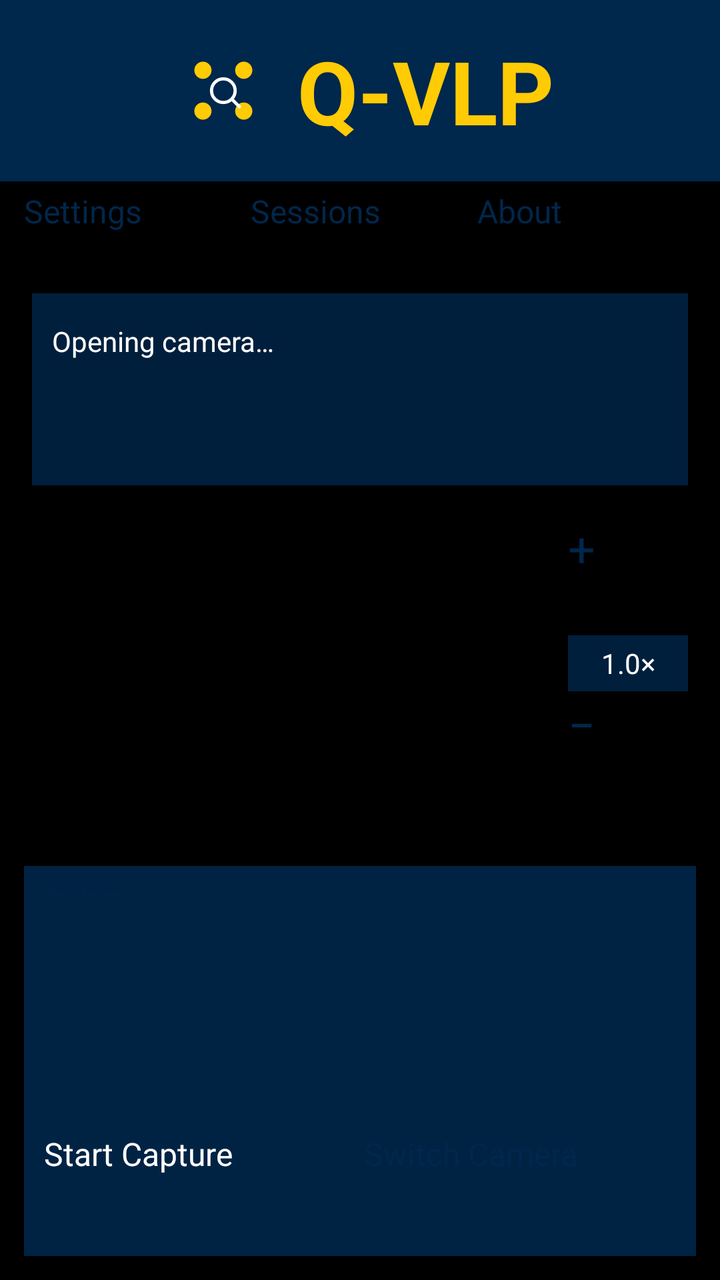
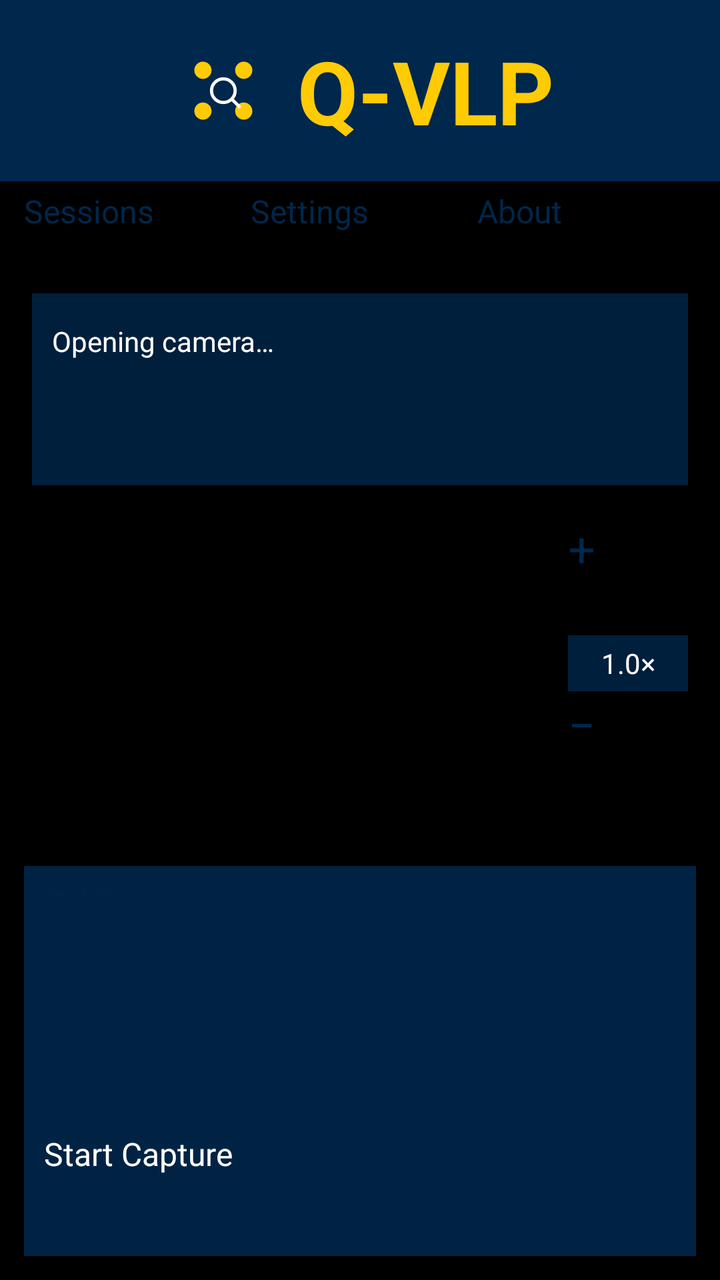

An Android layout rendered at two revisions. The XML below is the earlier revision; the diff shows what the commit changed to produce the second picture.
<!-- AndroidManifest.xml: activity theme Theme.App.Starting -->
<!-- res/layout/activity_main.xml -->
<?xml version="1.0" encoding="utf-8"?>
<FrameLayout xmlns:android="http://schemas.android.com/apk/res/android"
    android:id="@+id/preview_frame"
    android:layout_width="match_parent"
    android:layout_height="match_parent"
    android:background="@android:color/black">

    <TextureView
        android:id="@+id/viewFinder"
        android:layout_width="match_parent"
        android:layout_height="match_parent"
        android:importantForAccessibility="no" />

    
    <ScrollView
        android:layout_width="match_parent"
        android:layout_height="match_parent"
        android:fillViewport="true">
        <LinearLayout
            android:layout_width="match_parent"
            android:layout_height="wrap_content"
            android:orientation="vertical">

            <LinearLayout
                android:id="@+id/title_container"
                android:layout_width="match_parent"
                android:layout_height="wrap_content"
                android:orientation="horizontal"
                android:gravity="center"
                android:paddingVertical="16dp"
                android:paddingHorizontal="12dp"
                android:background="@color/darkBlue"
                android:elevation="4dp"
                android:focusable="true"
                android:contentDescription="@string/open_project_website"
                android:foreground="?android:attr/selectableItemBackground">
                <ImageView
                    android:layout_width="58dp"
                    android:layout_height="58dp"
                    android:src="@drawable/qvlp_icon"
                    android:scaleType="fitCenter"
                    android:importantForAccessibility="no" />
                <TextView
                    android:layout_width="wrap_content"
                    android:layout_height="wrap_content"
                    android:text="@string/app_name"
                    android:textSize="44sp"
                    android:textStyle="bold"
                    android:textColor="@color/yellow"
                    android:paddingStart="8dp"
                    android:paddingEnd="0dp" />
            </LinearLayout>

            <LinearLayout
                android:id="@+id/top_controls_container"
                android:layout_width="match_parent"
                android:layout_height="wrap_content"
                android:orientation="horizontal"
                android:gravity="center"
                android:paddingHorizontal="12dp"
                android:paddingVertical="4dp">
                <Button
                    android:id="@+id/settingsButton"
                    android:layout_width="0dp"
                    android:layout_weight="1"
                    android:layout_height="wrap_content"
                    android:minHeight="48dp"
                    android:minWidth="0dp"
                    android:text="@string/settings"
                    android:textAllCaps="false"
                    android:textSize="16sp"
                    android:backgroundTint="@color/yellow"
                    android:textColor="@color/darkBlue" />
                <Button
                    android:id="@+id/sessionsButton"
                    android:layout_width="0dp"
                    android:layout_weight="1"
                    android:layout_height="wrap_content"
                    android:minHeight="48dp"
                    android:minWidth="0dp"
                    android:layout_marginHorizontal="4dp"
                    android:text="@string/sessions"
                    android:textAllCaps="false"
                    android:textSize="16sp"
                    android:backgroundTint="@color/yellow"
                    android:textColor="@color/darkBlue" />
                <Button
                    android:id="@+id/aboutButton"
                    android:layout_width="0dp"
                    android:layout_weight="1"
                    android:layout_height="wrap_content"
                    android:minHeight="48dp"
                    android:minWidth="0dp"
                    android:text="@string/about"
                    android:textAllCaps="false"
                    android:textSize="16sp"
                    android:backgroundTint="@color/yellow"
                    android:textColor="@color/darkBlue" />
            </LinearLayout>

            <TextView
                android:id="@+id/captureStatus"
                android:layout_width="match_parent"
                android:layout_height="wrap_content"
                android:minHeight="48dp"
                android:layout_marginHorizontal="16dp"
                android:padding="10dp"
                android:gravity="center_vertical"
                android:background="#CC00274C"
                android:text="@string/camera_starting"
                android:textColor="@android:color/white"
                android:textSize="14sp"
                android:focusable="true"
                android:clickable="true"
                android:foreground="?android:attr/selectableItemBackground" />

            <TextView
                android:id="@+id/storageStatus"
                android:layout_width="match_parent"
                android:layout_height="wrap_content"
                android:minHeight="48dp"
                android:layout_marginHorizontal="16dp"
                android:padding="10dp"
                android:background="#CC00274C"
                android:textColor="@android:color/white"
                android:textSize="14sp"
                android:focusable="true"
                android:clickable="true"
                android:foreground="?android:attr/selectableItemBackground" />

            <LinearLayout
                android:layout_width="match_parent"
                android:layout_height="176dp"
                android:layout_weight="1"
                android:orientation="horizontal"
                android:gravity="end|center_vertical"
                android:paddingEnd="16dp"
                android:paddingStart="16dp">
                <LinearLayout
                    android:layout_width="60dp"
                    android:layout_height="wrap_content"
                    android:orientation="vertical"
                    android:gravity="center">
                    <Button
                        android:id="@+id/zoomInButton"
                        android:layout_width="60dp"
                        android:layout_height="60dp"
                        android:minWidth="0dp"
                        android:padding="0dp"
                        android:text="+"
                        android:textSize="24sp"
                        android:contentDescription="@string/maximize_camera"
                        android:backgroundTint="@color/yellow"
                        android:textColor="@color/darkBlue" />
                    <TextView
                        android:id="@+id/zoomLevel"
                        android:layout_width="match_parent"
                        android:layout_height="wrap_content"
                        android:minHeight="28dp"
                        android:gravity="center"
                        android:background="#CC00274C"
                        android:text="@string/default_zoom"
                        android:textColor="@android:color/white"
                        android:textSize="14sp"
                        android:accessibilityLiveRegion="polite" />
                    <Button
                        android:id="@+id/zoomOutButton"
                        android:layout_width="60dp"
                        android:layout_height="60dp"
                        android:minWidth="0dp"
                        android:padding="0dp"
                        android:text="−"
                        android:textSize="24sp"
                        android:contentDescription="@string/minimize_camera"
                        android:backgroundTint="@color/yellow"
                        android:textColor="@color/darkBlue" />
                </LinearLayout>
            </LinearLayout>

            <LinearLayout
                android:id="@+id/button_container"
                android:layout_width="match_parent"
                android:layout_height="wrap_content"
                android:orientation="vertical"
                android:gravity="center"
                android:layout_margin="12dp"
                android:padding="10dp"
                android:background="#E600274C">
                <Button
                    android:id="@+id/positionButton"
                    android:layout_width="match_parent"
                    android:layout_height="wrap_content"
                    android:minHeight="48dp"
                    android:text="@string/choose_position"
                    android:textAllCaps="false"
                    android:backgroundTint="@color/yellow"
                    android:textColor="@color/darkBlue" />
                <TextView
                    android:id="@+id/positionCoordinates"
                    android:layout_width="match_parent"
                    android:layout_height="wrap_content"
                    android:gravity="center"
                    android:padding="4dp"
                    android:textColor="@android:color/white"
                    android:textSize="14sp" />
                <TextView
                    android:id="@+id/burstStatus"
                    android:layout_width="match_parent"
                    android:layout_height="wrap_content"
                    android:minHeight="48dp"
                    android:gravity="center"
                    android:padding="6dp"
                    android:textColor="@android:color/white"
                    android:textSize="14sp"
                    android:foreground="?android:attr/selectableItemBackground"
                    android:accessibilityLiveRegion="polite" />
                <ProgressBar
                    android:id="@+id/captureProgress"
                    style="?android:attr/progressBarStyleHorizontal"
                    android:layout_width="match_parent"
                    android:layout_height="wrap_content"
                    android:visibility="gone"
                    android:progressTint="@color/yellow" />
                <LinearLayout
                    android:layout_width="match_parent"
                    android:layout_height="wrap_content"
                    android:orientation="horizontal">
                    <Button
                        android:id="@+id/startCaptureButton"
                        android:layout_width="0dp"
                        android:layout_weight="1"
                        android:layout_height="wrap_content"
                        android:minHeight="52dp"
                        android:text="@string/start_capture"
                        android:textAllCaps="false"
                        android:textSize="16sp"
                        android:backgroundTint="@color/green"
                        android:textColor="@android:color/white" />
                    <Button
                        android:id="@+id/switchCameraButton"
                        android:layout_width="0dp"
                        android:layout_weight="1"
                        android:layout_height="wrap_content"
                        android:minHeight="52dp"
                        android:layout_marginStart="4dp"
                        android:text="@string/switch_camera"
                        android:textAllCaps="false"
                        android:textSize="16sp"
                        android:backgroundTint="@color/yellow"
                        android:textColor="@color/darkBlue" />
                </LinearLayout>
                <LinearLayout
                    android:id="@+id/resultActions"
                    android:layout_width="match_parent"
                    android:layout_height="wrap_content"
                    android:orientation="horizontal"
                    android:visibility="gone">
                    <Button
                        android:id="@+id/repeatCaptureButton"
                        android:layout_width="0dp"
                        android:layout_weight="1"
                        android:layout_height="wrap_content"
                        android:minHeight="48dp"
                        android:text="@string/repeat_capture"
                        android:textAllCaps="false"
                        android:backgroundTint="@color/yellow"
                        android:textColor="@color/darkBlue" />
                    <Button
                        android:id="@+id/nextPositionButton"
                        android:layout_width="0dp"
                        android:layout_weight="1"
                        android:layout_height="wrap_content"
                        android:minHeight="48dp"
                        android:layout_marginStart="4dp"
                        android:text="@string/next_position"
                        android:textAllCaps="false"
                        android:backgroundTint="@color/yellow"
                        android:textColor="@color/darkBlue" />
                </LinearLayout>
            </LinearLayout>
        </LinearLayout>
    </ScrollView>
</FrameLayout>
<!-- resources referenced by this layout -->
<resources>
  <color name="darkBlue">#00274C</color>
  <color name="green">#006600</color>
  <color name="yellow">#FFCB05</color>
  <!-- drawable qvlp_icon (drawable) -->
  <vector xmlns:android="http://schemas.android.com/apk/res/android"
      android:width="108dp" android:height="108dp"
      android:viewportWidth="108" android:viewportHeight="108">
      <path android:fillColor="#00274C" android:pathData="M0,0h108v108h-108z" />
      <path android:fillColor="#FFCB05"
          android:pathData="M35,27a8,8 0,1 0,0 16a8,8 0,1 0,0 -16M73,27a8,8 0,1 0,0 16a8,8 0,1 0,0 -16M35,65a8,8 0,1 0,0 16a8,8 0,1 0,0 -16M73,65a8,8 0,1 0,0 16a8,8 0,1 0,0 -16" />
      <path android:fillColor="#00000000" android:strokeColor="#FFFFFF"
          android:strokeWidth="3" android:strokeLineCap="round"
          android:pathData="M54,43a11,11 0,1 0,0 22a11,11 0,1 0,0 -22M62,62L69,69" />
  </vector>
  <string name="about">About</string>
  <string name="app_name">Q-VLP</string>
  <string name="camera_starting">Opening camera…</string>
  <string name="choose_position">Choose Position</string>
  <string name="default_zoom">1.0×</string>
  <string name="maximize_camera">Maximize (zoom in)</string>
  <string name="minimize_camera">Minimize (zoom out)</string>
  <string name="next_position">Next Position</string>
  <string name="open_project_website">Open Q-VLP project website</string>
  <string name="repeat_capture">Repeat</string>
  <string name="sessions">Sessions</string>
  <string name="settings">Settings</string>
  <string name="start_capture">Start Capture</string>
  <string name="switch_camera">Switch Camera</string>
  <style name="Theme.App.Starting" parent="Theme.SplashScreen">
          <item name="windowSplashScreenBackground">@color/darkBlue</item>
          <item name="windowSplashScreenAnimatedIcon">@drawable/qvlp_icon</item>
          <item name="windowSplashScreenAnimationDuration">200</item>
          <item name="postSplashScreenTheme">@style/Theme.QVLP</item>
      </style>
  <style name="Theme.QVLP" parent="Base.Theme.QVLP" />
  <style name="Base.Theme.QVLP" parent="Theme.Material3.DayNight.NoActionBar">
          
          <item name="colorPrimary">@color/darkBlue</item>
          <item name="alertDialogTheme">@style/ThemeOverlay.QVLP.PreferenceDialog</item>
      </style>
  <!-- drawable dialog_surface_background (drawable) -->
  <?xml version="1.0" encoding="utf-8"?>
  <shape xmlns:android="http://schemas.android.com/apk/res/android" android:shape="rectangle">
      <solid android:color="@color/dialog_surface" />
      <corners android:radius="24dp" />
  </shape>
  <color name="dialog_surface">#F5F7FA</color>
  <color name="dialog_text_primary">#172B4D</color>
  <color name="dialog_accent">#00274C</color>
  <color name="dialog_outline">#61758A</color>
  <color name="dialog_selection">#3300274C</color>
  <color name="dialog_text_secondary">#43546A</color>
  <style name="Widget.QVLP.DialogButton" parent="Widget.AppCompat.Button.ButtonBar.AlertDialog">
          <item name="android:textColor">@color/dialog_action_text</item>
          <item name="android:textAllCaps">false</item>
          <item name="android:minHeight">48dp</item>
      </style>
  <!-- unchanged entries left out for length: 1 -->
</resources>

<!-- the commit's change to res/layout/activity_main.xml (unified diff, before → after) -->
@@ -60,26 +60,26 @@
                 android:paddingHorizontal="12dp"
                 android:paddingVertical="4dp">
                 <Button
+                    android:id="@+id/sessionsButton"
+                    android:layout_width="0dp"
+                    android:layout_weight="1"
+                    android:layout_height="wrap_content"
+                    android:minHeight="48dp"
+                    android:minWidth="0dp"
+                    android:text="@string/sessions"
+                    android:textAllCaps="false"
+                    android:textSize="16sp"
+                    android:backgroundTint="@color/yellow"
+                    android:textColor="@color/darkBlue" />
+                <Button
                     android:id="@+id/settingsButton"
                     android:layout_width="0dp"
                     android:layout_weight="1"
                     android:layout_height="wrap_content"
                     android:minHeight="48dp"
                     android:minWidth="0dp"
+                    android:layout_marginHorizontal="4dp"
                     android:text="@string/settings"
-                    android:textAllCaps="false"
-                    android:textSize="16sp"
-                    android:backgroundTint="@color/yellow"
-                    android:textColor="@color/darkBlue" />
-                <Button
-                    android:id="@+id/sessionsButton"
-                    android:layout_width="0dp"
-                    android:layout_weight="1"
-                    android:layout_height="wrap_content"
-                    android:minHeight="48dp"
-                    android:minWidth="0dp"
-                    android:layout_marginHorizontal="4dp"
-                    android:text="@string/sessions"
                     android:textAllCaps="false"
                     android:textSize="16sp"
                     android:backgroundTint="@color/yellow"
@@ -221,34 +221,16 @@
                     android:layout_height="wrap_content"
                     android:visibility="gone"
                     android:progressTint="@color/yellow" />
-                <LinearLayout
-                    android:layout_width="match_parent"
-                    android:layout_height="wrap_content"
-                    android:orientation="horizontal">
-                    <Button
-                        android:id="@+id/startCaptureButton"
-                        android:layout_width="0dp"
-                        android:layout_weight="1"
-                        android:layout_height="wrap_content"
-                        android:minHeight="52dp"
-                        android:text="@string/start_capture"
-                        android:textAllCaps="false"
-                        android:textSize="16sp"
-                        android:backgroundTint="@color/green"
-                        android:textColor="@android:color/white" />
-                    <Button
-                        android:id="@+id/switchCameraButton"
-                        android:layout_width="0dp"
-                        android:layout_weight="1"
-                        android:layout_height="wrap_content"
-                        android:minHeight="52dp"
-                        android:layout_marginStart="4dp"
-                        android:text="@string/switch_camera"
-                        android:textAllCaps="false"
-                        android:textSize="16sp"
-                        android:backgroundTint="@color/yellow"
-                        android:textColor="@color/darkBlue" />
-                </LinearLayout>
+                <Button
+                    android:id="@+id/startCaptureButton"
+                    android:layout_width="match_parent"
+                    android:layout_height="wrap_content"
+                    android:minHeight="52dp"
+                    android:text="@string/start_capture"
+                    android:textAllCaps="false"
+                    android:textSize="16sp"
+                    android:backgroundTint="@color/green"
+                    android:textColor="@android:color/white" />
                 <LinearLayout
                     android:id="@+id/resultActions"
                     android:layout_width="match_parent"
<!-- resource entries referenced after the edit -->
@@ -27,7 +27,6 @@
   <string name="sessions">Sessions</string>
   <string name="settings">Settings</string>
   <string name="start_capture">Start Capture</string>
-  <string name="switch_camera">Switch Camera</string>
   <style name="Theme.App.Starting" parent="Theme.SplashScreen">
           <item name="windowSplashScreenBackground">@color/darkBlue</item>
           <item name="windowSplashScreenAnimatedIcon">@drawable/qvlp_icon</item>
